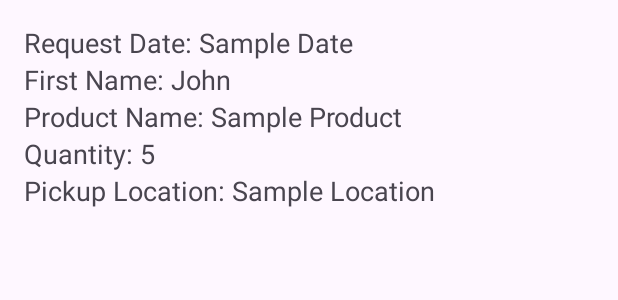
After one commit to Ely6899/FrontCare, an Android app: the layout activity_soldier_request_details.xml on its own in the app's theme, with its tools: preview values and no code run, on a phone screen of 412 x 824 dp. The commit adds this screen. Shown: the top 300 px of the screen. Run offline under Robolectric (Android 15) with nearby library versions, the phone set to English and light mode, and no system bars.

Commit message:
added request_details page for Idan and redirecting buttons

```diff
--- a/app/src/main/AndroidManifest.xml
+++ b/app/src/main/AndroidManifest.xml
@@ -15,6 +15,9 @@
         android:supportsRtl="true"
         android:theme="@style/Theme.FrontCareProject"
         tools:targetApi="31">
+        <activity
+            android:name=".SoldierRequestDetails"
+            android:exported="false" />
         <activity
             android:name=".EditProfile"
             android:exported="false" />
--- /dev/null
+++ b/app/src/main/res/layout/activity_soldier_request_details.xml
@@ -0,0 +1,48 @@
+<?xml version="1.0" encoding="utf-8"?>
+<LinearLayout xmlns:android="http://schemas.android.com/apk/res/android"
+    xmlns:tools="http://schemas.android.com/tools"
+    android:layout_width="match_parent"
+    android:layout_height="match_parent"
+    android:orientation="vertical"
+    android:padding="16dp">
+
+    <TextView
+        android:id="@+id/requestDateTextView"
+        android:layout_width="match_parent"
+        android:layout_height="wrap_content"
+        android:text="Request Date: "
+        android:textSize="18sp"
+        tools:text="Request Date: Sample Date" />
+
+    <TextView
+        android:id="@+id/firstnameTextView"
+        android:layout_width="match_parent"
+        android:layout_height="wrap_content"
+        android:text="First Name: "
+        android:textSize="18sp"
+        tools:text="First Name: John" />
+
+    <TextView
+        android:id="@+id/productNameTextView"
+        android:layout_width="match_parent"
+        android:layout_height="wrap_content"
+        android:text="Product Name: "
+        android:textSize="18sp"
+        tools:text="Product Name: Sample Product" />
+
+    <TextView
+        android:id="@+id/quantityTextView"
+        android:layout_width="match_parent"
+        android:layout_height="wrap_content"
+        android:text="Quantity: "
+        android:textSize="18sp"
+        tools:text="Quantity: 5" />
+
+    <TextView
+        android:id="@+id/pickupLocationTextView"
+        android:layout_width="match_parent"
+        android:layout_height="wrap_content"
+        android:text="Pickup Location: "
+        android:textSize="18sp"
+        tools:text="Pickup Location: Sample Location" />
+</LinearLayout>
```
Also changed, not shown: app/src/main/java/com/example/frontcareproject/SoldierRequestDetails.kt (added, +33 -0 lines), app/src/main/java/com/example/frontcareproject/SoldiersRequestsPage.kt (+27 -10 lines), app/src/main/res/layout/activity_soldiers_requests_page.xml (+21 -6 lines).
